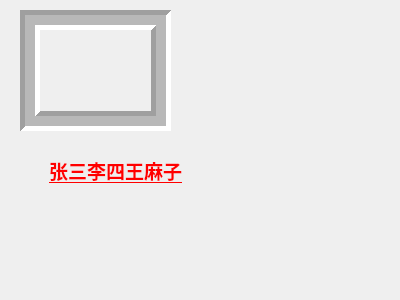
Above: _010_frame1/myframe/mywidget.ui from CodingManPP/0002_Qt_WindowAndDialog before the change. Below: the same form after it.
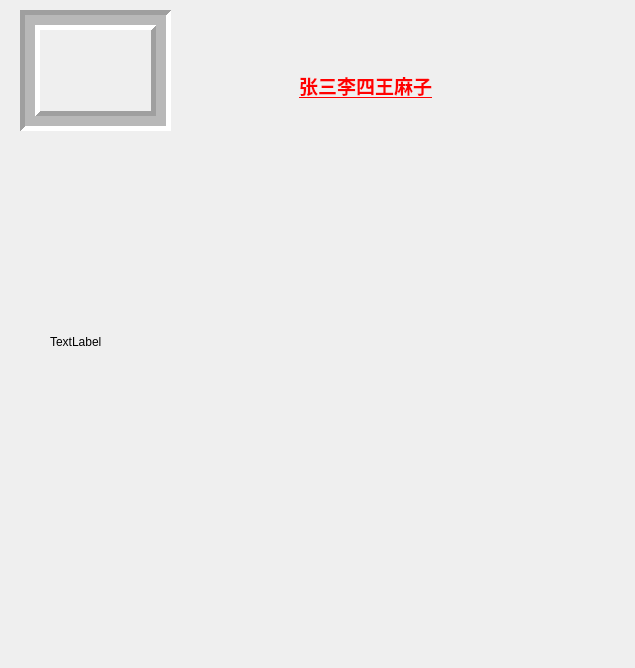
That is the form after the change.

The edit to the form file:
```diff
--- a/_010_frame1/myframe/mywidget.ui
+++ b/_010_frame1/myframe/mywidget.ui
@@ -6,8 +6,8 @@
    <rect>
     <x>0</x>
     <y>0</y>
-    <width>400</width>
-    <height>300</height>
+    <width>635</width>
+    <height>668</height>
    </rect>
   </property>
   <property name="windowTitle">
@@ -38,10 +38,10 @@
   <widget class="QLabel" name="label">
    <property name="geometry">
     <rect>
-     <x>30</x>
-     <y>150</y>
-     <width>171</width>
-     <height>41</height>
+     <x>270</x>
+     <y>20</y>
+     <width>191</width>
+     <height>131</height>
     </rect>
    </property>
    <property name="text">
@@ -51,6 +51,19 @@
     <set>Qt::AlignCenter</set>
    </property>
   </widget>
+  <widget class="QLabel" name="label_2">
+   <property name="geometry">
+    <rect>
+     <x>50</x>
+     <y>160</y>
+     <width>278</width>
+     <height>364</height>
+    </rect>
+   </property>
+   <property name="text">
+    <string>TextLabel</string>
+   </property>
+  </widget>
  </widget>
  <layoutdefault spacing="6" margin="11"/>
  <resources/>
```
